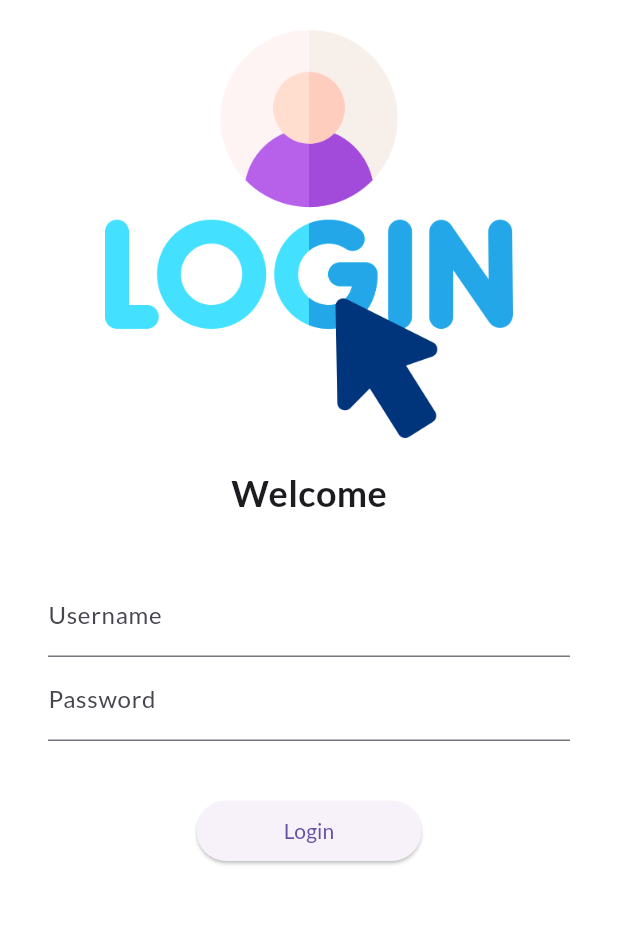
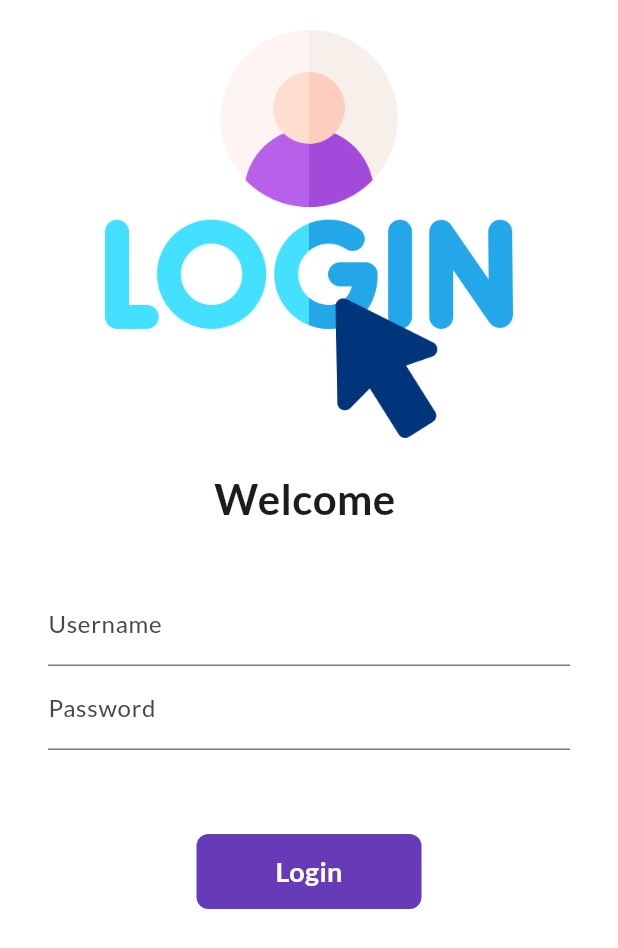
Before and after one commit to ductruzng/30DaysOfFlutter, a Flutter app: the screen it shows after launch, on a phone screen of 412 x 824 dp. Shown: the top 948 px of the screen. Run offline on Flutter 3.47's test engine with Material 3 defaults, Android fonts, the phone set to English and light mode, and no system bars; our stand-ins replace google_fonts.

Commit message:
Day 6 completed

```diff
--- a/lib/pages/login_page.dart
+++ b/lib/pages/login_page.dart
@@ -1,14 +1,39 @@
 import 'package:flutter/material.dart';
 import 'package:flutter_catalog/utils/routes.dart';
 
-class LoginPage extends StatelessWidget {
+class LoginPage extends StatefulWidget {
   const LoginPage({super.key});
 
   @override
+  State<LoginPage> createState() => _LoginPageState();
+}
+
+class _LoginPageState extends State<LoginPage> {
+  String name = "";
+  bool changeButton = false;
+
+  final _formKey = GlobalKey<FormState>();
+
+  moveToHome(BuildContext context) async {
+    if (_formKey.currentState!.validate()) {
+      setState(() {
+        changeButton = true;
+      });
+
+      await Future.delayed(const Duration(seconds: 1));
+      await Navigator.pushNamed(context, MyRoutes.homeRoute);
+      setState(() {
+        changeButton = false;
+      });
+    }
+  }
+
   Widget build(BuildContext context) {
     return Material(
       color: Colors.white,
       child: SingleChildScrollView(
+        child: Form(
+          key: _formKey,
           child: Column(
             children: [
               SizedBox(
@@ -27,15 +52,15 @@ class LoginPage extends StatelessWidget {
                 height: 20.0,
               ),
               Text(
-              "Welcome",
-              style: TextStyle(fontSize: 24, fontWeight: FontWeight.bold),
+                "Welcome $name",
+                style: TextStyle(fontSize: 28, fontWeight: FontWeight.bold),
               ),
               SizedBox(
                 height: 20.0,
               ),
               Padding(
-              padding:
-                  const EdgeInsets.symmetric(horizontal: 32.0, vertical: 16.0),
+                padding: const EdgeInsets.symmetric(
+                    horizontal: 32.0, vertical: 16.0),
                 child: Column(
                   children: [
                     TextFormField(
@@ -43,6 +68,15 @@ class LoginPage extends StatelessWidget {
                         hintText: "Enter Username",
                         labelText: "Username",
                       ),
+                      validator: (value) {
+                        if (value!.isEmpty) {
+                          return "Username cannot be empty";
+                        }
+                        return null;
+                      },
+                      onChanged: (value) {
+                        name = value;
+                      },
                     ),
                     TextFormField(
                       obscureText: true,
@@ -50,21 +84,56 @@ class LoginPage extends StatelessWidget {
                         hintText: "Enter Password",
                         labelText: "Password",
                       ),
+                      validator: (value) {
+                        if (value!.isEmpty) {
+                          return "Password cannot be empty";
+                        } else if (value.length < 6) {
+                          return "Password lengh should be attleast 6";
+                        }
+
+                        return null;
+                      },
                     ),
                   ],
                 ),
               ),
               SizedBox(
-              height: 20.0,
+                height: 40.0,
               ),
-            ElevatedButton(
-              child: Text("Login"),
-              style: TextButton.styleFrom(minimumSize: Size(150, 40)),
-              onPressed: () {
-                Navigator.pushNamed(context, MyRoutes.homeRoute);
-              },
+              Material(
+                color: Colors.deepPurple,
+                borderRadius: BorderRadius.circular(changeButton ? 25 : 8),
+                child: InkWell(
+                  onTap: () => moveToHome(context),
+                  child: AnimatedContainer(
+                    duration: Duration(seconds: 1),
+                    width: changeButton ? 50 : 150,
+                    height: 50,
+                    alignment: Alignment.center,
+                    child: changeButton
+                        ? Icon(
+                            Icons.done,
+                            color: Colors.white,
                           )
+                        : Text(
+                            "Login",
+                            style: TextStyle(
+                                color: Colors.white,
+                                fontWeight: FontWeight.bold,
+                                fontSize: 18),
+                          ),
+                  ),
+                ),
+              ),
+              // ElevatedButton(
+              //   child: Text("Login"),
+              //   style: TextButton.styleFrom(minimumSize: Size(150, 40)),
+              //   onPressed: () {
+              //     Navigator.pushNamed(context, MyRoutes.homeRoute);
+              //   },
+              // ),
             ],
+          ),
         ),
       ),
     );
```
Lines whose indentation alone changed are shown as unchanged.
